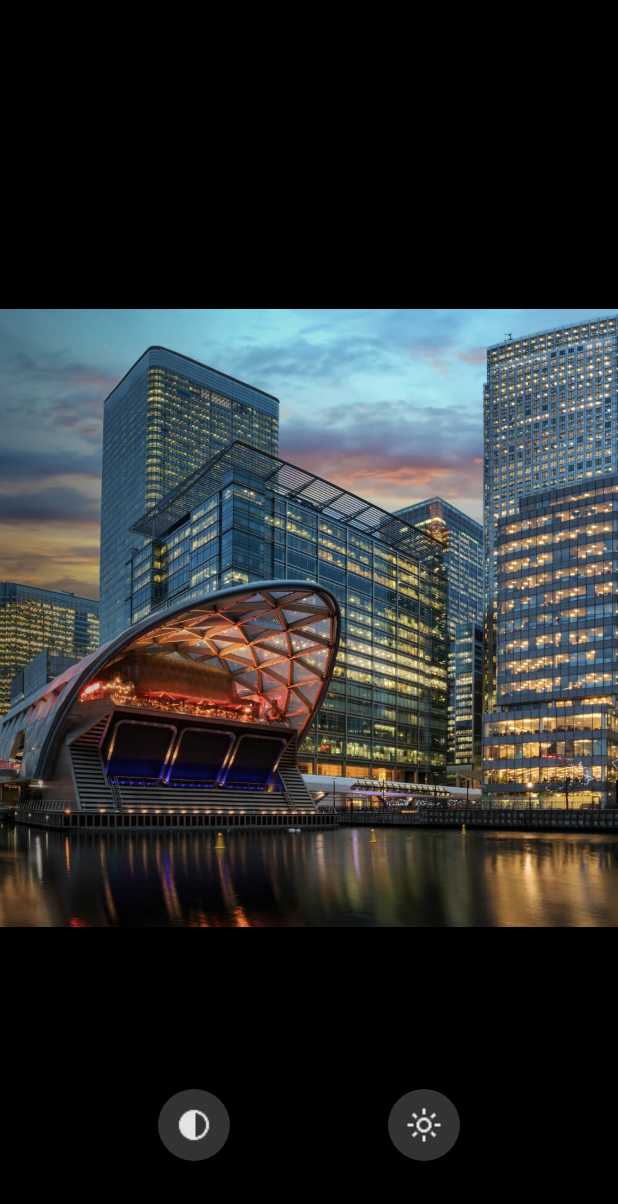
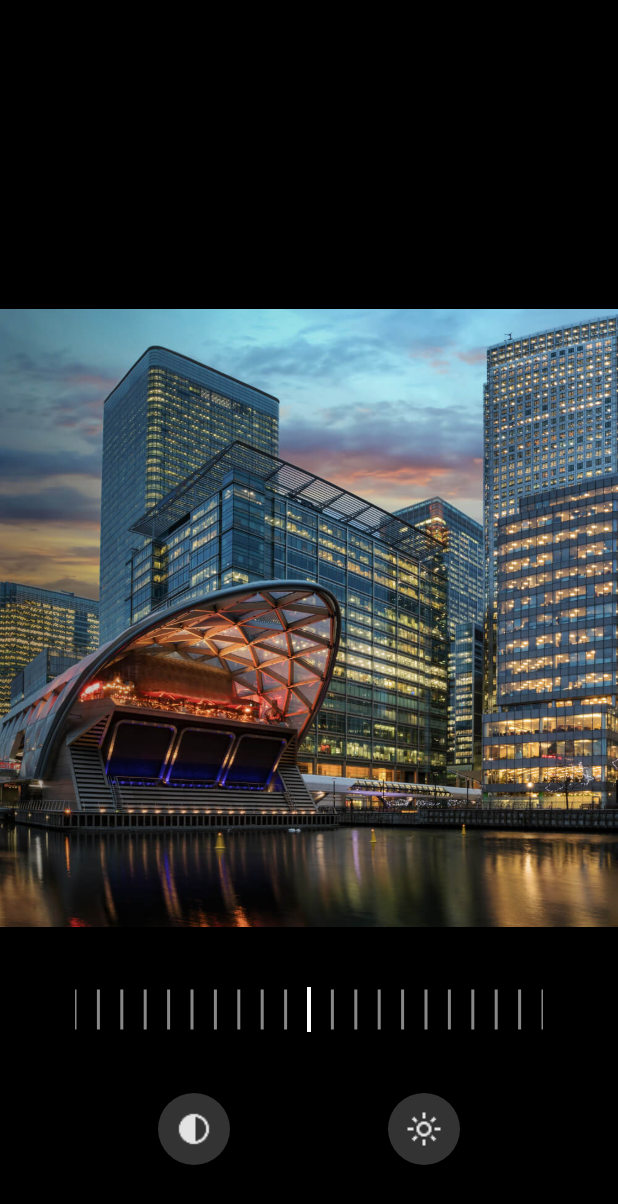
Before and after one commit to haechan29/RetricaTest, an Android app: the layout activity_main.xml on its own in the app's theme, with its tools: preview values and no code run, on a phone screen of 412 x 824 dp. Shown: the top 1204 px of the screen. Run offline under Robolectric (Android 15) with nearby library versions, the phone set to English and light mode, and no system bars.

Commit message:
커스텀 시크바 추가

```diff
--- /dev/null
+++ b/app/src/main/java/com/haechan/retricatest/CustomSeekBar.kt
@@ -0,0 +1,72 @@
+package com.haechan.retricatest
+
+import android.content.Context
+import android.graphics.Canvas
+import android.graphics.Color
+import android.graphics.Paint
+import android.util.AttributeSet
+import android.view.GestureDetector
+import android.view.MotionEvent
+import android.view.View
+
+class CustomSeekBar @JvmOverloads constructor(
+    context: Context,
+    attrs: AttributeSet? = null
+) : View(context, attrs) {
+
+    private var value: Float = 0f
+
+    private val gestureDetector = GestureDetector(context, object : GestureDetector.SimpleOnGestureListener() {
+        override fun onScroll(
+            e1: MotionEvent?,
+            e2: MotionEvent,
+            distanceX: Float,
+            distanceY: Float
+        ): Boolean {
+            val delta = distanceX / width
+            value = (value + delta).coerceIn(-1f, 1f)
+            invalidate()
+            return true
+        }
+
+        override fun onDown(e: MotionEvent): Boolean {
+            return true
+        }
+    })
+
+    override fun onTouchEvent(event: MotionEvent): Boolean {
+        return gestureDetector.onTouchEvent(event)
+    }
+
+    override fun onDraw(canvas: Canvas) {
+        super.onDraw(canvas)
+
+        val centerX = width / 2f
+        val centerY = height / 2f
+
+        val tickIntervalRatio = 0.1f
+        val totalTicks = (2f / tickIntervalRatio).toInt()
+
+        val tickPaint = Paint(Paint.ANTI_ALIAS_FLAG).apply {
+            color = Color.GRAY
+            strokeWidth = 3f
+        }
+
+        for (i in 0..totalTicks) {
+            val tickValue = -1f + i * tickIntervalRatio
+            val tickX = centerX + (tickValue - value) * width / 2f
+
+            if (tickX in 0f..width.toFloat()) {
+                canvas.drawLine(tickX, centerY - 20f, tickX, centerY + 20f, tickPaint)
+            }
+        }
+
+        val centerLinePaint = Paint(Paint.ANTI_ALIAS_FLAG).apply {
+            color = Color.WHITE
+            strokeWidth = 4f
+        }
+        canvas.drawLine(centerX, 0f, centerX, height.toFloat(), centerLinePaint)
+    }
+
+    fun getNormalizedValue(): Float = value
+}
--- a/app/src/main/res/layout/activity_main.xml
+++ b/app/src/main/res/layout/activity_main.xml
@@ -18,6 +18,13 @@
         app:layout_constraintBottom_toBottomOf="parent"
         app:layout_constraintTop_toTopOf="parent" />
 
+    <com.haechan.retricatest.CustomSeekBar
+        android:layout_width="match_parent"
+        android:layout_height="30dp"
+        app:layout_constraintTop_toBottomOf="@id/iv_main"
+        app:layout_constraintBottom_toTopOf="@id/btn_grey_scale"
+        android:layout_marginHorizontal="50dp"/>
+
     <ImageButton
         android:id="@+id/btn_grey_scale"
         android:layout_width="48dp"
@@ -27,10 +34,11 @@
         android:background="@drawable/circle_grey"
         android:padding="12dp"
         android:contentDescription="button to convert to grey scale"
+        app:layout_constraintTop_toBottomOf="@id/iv_main"
         app:layout_constraintBottom_toBottomOf="parent"
+        app:layout_constraintVertical_bias="0.7"
         app:layout_constraintStart_toStartOf="parent"
-        app:layout_constraintEnd_toStartOf="@id/btn_increase_luminosity"
-        android:layout_marginBottom="50dp" />
+        app:layout_constraintEnd_toStartOf="@id/btn_increase_luminosity" />
 
     <ImageButton
         android:id="@+id/btn_increase_luminosity"
@@ -41,9 +49,9 @@
         android:background="@drawable/circle_grey"
         android:padding="12dp"
         android:contentDescription="button to increase luminosity"
-        app:layout_constraintBottom_toBottomOf="parent"
+        app:layout_constraintTop_toTopOf="@id/btn_grey_scale"
+        app:layout_constraintBottom_toBottomOf="@id/btn_grey_scale"
         app:layout_constraintStart_toEndOf="@id/btn_grey_scale"
-        app:layout_constraintEnd_toEndOf="parent"
-        android:layout_marginBottom="50dp" />
+        app:layout_constraintEnd_toEndOf="parent" />
 
 </androidx.constraintlayout.widget.ConstraintLayout>
```
